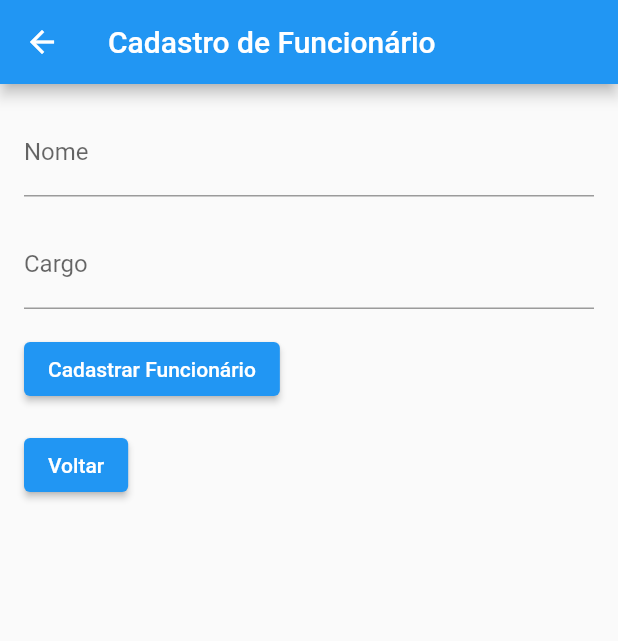
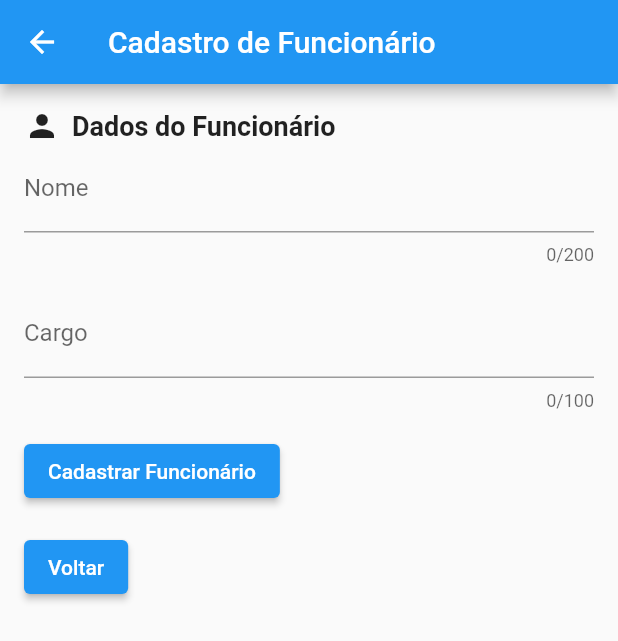
Before and after one commit to GLEITONUFPE/FlutterCME, a Flutter app: the CadastroFuncionarioScreen screen opened directly, on a phone screen of 412 x 824 dp. Shown: the top 641 px of the screen. Run offline on Flutter 3.47's test engine with Material 2 defaults, Android fonts, the phone set to English and light mode, and no system bars.

```diff
--- a/lib/screens/cadastro_funcionario_screen.dart
+++ b/lib/screens/cadastro_funcionario_screen.dart
@@ -25,14 +25,39 @@ class _CadastroFuncionarioScreenState
         child: Column(
           crossAxisAlignment: CrossAxisAlignment.start,
           children: [
+            Row(
+              children: [
+                Icon(Icons.person),
+                SizedBox(width: 8),
+                Text(
+                  'Dados do Funcionário',
+                  style: TextStyle(
+                    fontSize: 18,
+                    fontWeight: FontWeight.bold,
+                  ),
+                ),
+              ],
+            ),
+            Container(
+              width: 600,
+              child:
             TextField(
               controller: _nomeController,
               decoration: InputDecoration(labelText: 'Nome'),
+              textInputAction: TextInputAction.next,
+              maxLength: 200,
+            ),
             ),
             SizedBox(height: 16),
+            Container(
+              width: 600,
+              child:
             TextField(
               controller: _cargoController,
               decoration: InputDecoration(labelText: 'Cargo'),
+              textInputAction: TextInputAction.next,
+              maxLength: 100,
+            ),
             ),
             SizedBox(height: 16),
             ElevatedButton(
--- a/lib/screens/listar_funcionario_screen.dart
+++ b/lib/screens/listar_funcionario_screen.dart
@@ -1,51 +1,49 @@
 import 'package:flutter/material.dart';
+import 'package:flutter_tes/classes/funcionario.dart';
 
-class Funcionario {
-  final int id;
-  final String nome;
-  final String cargo;
-  final int itensEmprestados;
-
-  Funcionario({
-    required this.id,
-    required this.nome,
-    required this.cargo,
-    required this.itensEmprestados,
-  });
-}
-
-// class MyApp extends StatelessWidget {
-//   @override
-//   Widget build(BuildContext context) {
-//     return MaterialApp(
-//       home: Scaffold(
-//         appBar: AppBar(
-//           title: Text('Listar Funcionários'),
-//         ),
-//         body: FuncionarioList(),
-//       ),
-//     );
-//   }
-// }
-
-class FuncionarioList extends StatelessWidget {
+class ListarFuncionarios extends StatelessWidget {
   final List<Funcionario> funcionarios = [
-    Funcionario(id: 1, nome: 'João', cargo: 'Gerente', itensEmprestados: 5),
-    Funcionario(id: 2, nome: 'Maria', cargo: 'Analista', itensEmprestados: 3),
-    Funcionario(id: 3, nome: 'Carlos', cargo: 'Desenvolvedor', itensEmprestados: 7),
+    Funcionario(id: 1, nome: 'Walter', cargo: 'Desenvolvedor', itensEmprestados: [5], ),
+    Funcionario(id: 2, nome: 'José', cargo: 'Gerente', itensEmprestados: [3], ),
+    Funcionario(id: 3, nome: 'Maria', cargo: 'Estagiária', itensEmprestados: [1], ),
+    Funcionario(id: 4, nome: 'Monica', cargo: 'Desenvolvedor', itensEmprestados: [9], ),
+    Funcionario(id: 5, nome: 'Tamires', cargo: 'Curioso', itensEmprestados: [7], ),
+    Funcionario(id: 6, nome: 'João', cargo: 'Desenvolvedor', itensEmprestados: [2], ),
+    Funcionario(id: 7, nome: 'Pedro', cargo: 'Testador', itensEmprestados: [4], ),
+    Funcionario(id: 8, nome: 'Jao', cargo: 'Desenvolvedor', itensEmprestados: [0], ),
   ];
 
   @override
   Widget build(BuildContext context) {
-    return ListView.builder(
+    return MaterialApp(
+      home: Scaffold(
+        appBar: AppBar(
+          title: Text('Lista de Funcionários'),
+
+                  ),
+        body: Column(
+          children: [
+            Expanded(
+              child: ListView.builder(
                 itemCount: funcionarios.length,
-      itemBuilder: (context, index) {
+                itemBuilder: (BuildContext context, int index) {
                   return ListTile(
                     title: Text(funcionarios[index].nome),
-          subtitle: Text('Cargo: ${funcionarios[index].cargo}'),
+                    subtitle: Text(funcionarios[index].cargo),
                     trailing: Text('Itens emprestados: ${funcionarios[index].itensEmprestados.toString()}'),
                   );
                 },
+              ),
+            ),
+            ElevatedButton(
+              onPressed: () {
+                Navigator.pop(context); // Volta para a tela anterior
+              },
+              child: Text('Voltar'),
+            ),
+          ],
+        ),
+      ),
     );
   }
 }
```
Also changed, not shown: lib/main.dart (+21 -10 lines), lib/screens/cadastro_item_screen.dart (+43 -0 lines). Lines whose indentation alone changed are shown as unchanged.
